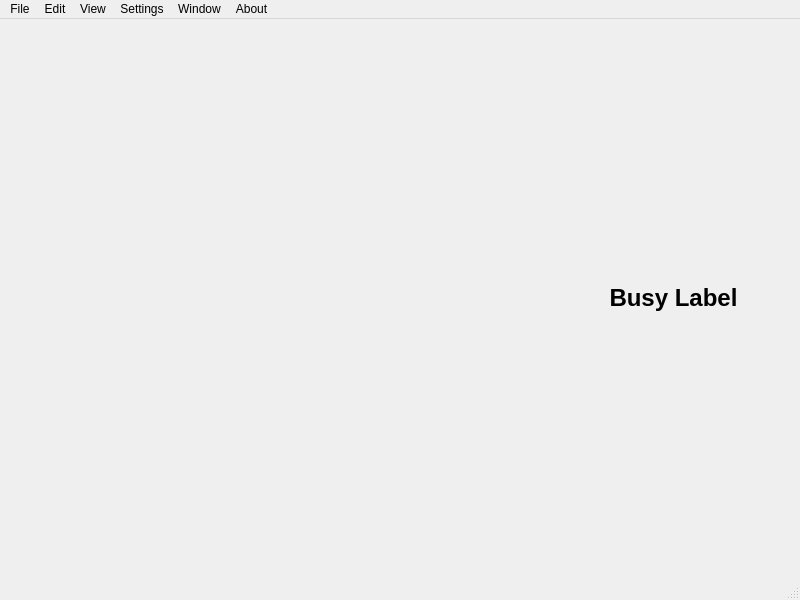
First picture: the form in ui_main.ui, repository fjpereny/freeFFT, before the edit.
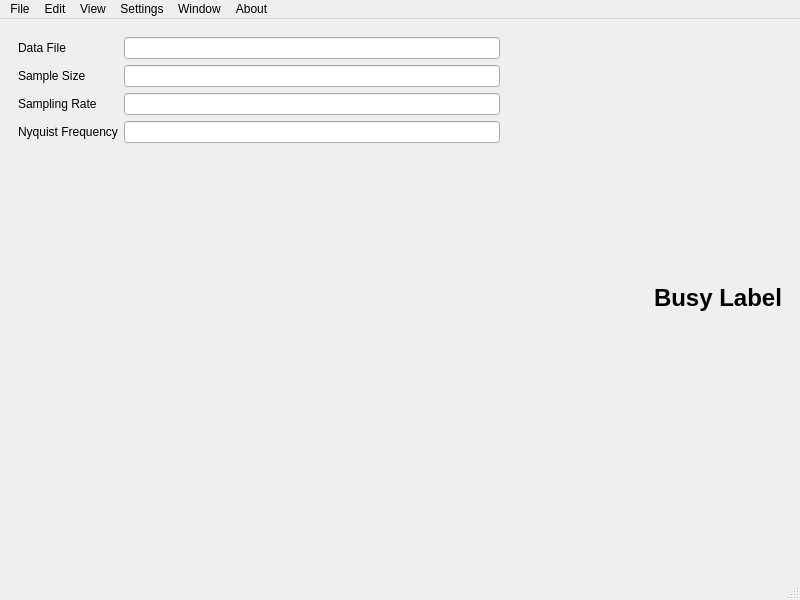
Second picture: the form after the edit.

Commit message: Added lineEdit objects for displaying information (instead of labels)

Diff of the .ui file:
```diff
--- a/ui_main.ui
+++ b/ui_main.ui
@@ -33,20 +33,38 @@
        <item>
         <layout class="QVBoxLayout" name="verticalLayout">
          <item>
-          <widget class="QLabel" name="labelFileName">
-           <property name="text">
-            <string/>
-           </property>
-          </widget>
+          <layout class="QHBoxLayout" name="horizontalLayout_5"/>
          </item>
          <item>
+          <layout class="QGridLayout" name="gridLayout">
+           <item row="6" column="0">
+            <widget class="QLabel" name="labelNyquistFreq">
+             <property name="text">
+              <string>Nyquist Frequency</string>
+             </property>
+            </widget>
+           </item>
+           <item row="3" column="1">
+            <widget class="QLineEdit" name="lineEditDataFile">
+             <property name="maximumSize">
+              <size>
+               <width>16777215</width>
+               <height>16777215</height>
+              </size>
+             </property>
+             <property name="readOnly">
+              <bool>true</bool>
+             </property>
+            </widget>
+           </item>
+           <item row="4" column="0">
           <widget class="QLabel" name="labelSampleSize">
            <property name="text">
-            <string/>
+              <string>Sample Size</string>
            </property>
           </widget>
          </item>
-         <item>
+           <item row="5" column="0">
           <widget class="QLabel" name="labelSamplingRate">
            <property name="maximumSize">
             <size>
@@ -55,16 +73,39 @@
             </size>
            </property>
            <property name="text">
-            <string/>
+              <string>Sampling Rate</string>
            </property>
           </widget>
          </item>
-         <item>
-          <widget class="QLabel" name="labelNyquistFreq">
+           <item row="3" column="0">
+            <widget class="QLabel" name="labelFileName">
            <property name="text">
-            <string/>
-           </property>
-          </widget>
+              <string>Data File</string>
+             </property>
+            </widget>
+           </item>
+           <item row="4" column="1">
+            <widget class="QLineEdit" name="lineEditSampleSize">
+             <property name="readOnly">
+              <bool>true</bool>
+             </property>
+            </widget>
+           </item>
+           <item row="5" column="1">
+            <widget class="QLineEdit" name="lineEditSamplingRate">
+             <property name="readOnly">
+              <bool>true</bool>
+             </property>
+            </widget>
+           </item>
+           <item row="6" column="1">
+            <widget class="QLineEdit" name="lineEditNyquist">
+             <property name="readOnly">
+              <bool>true</bool>
+             </property>
+            </widget>
+           </item>
+          </layout>
          </item>
          <item>
           <spacer name="verticalSpacer">
```
Lines whose indentation alone changed are shown as unchanged. The commit also changes 2 other files.
